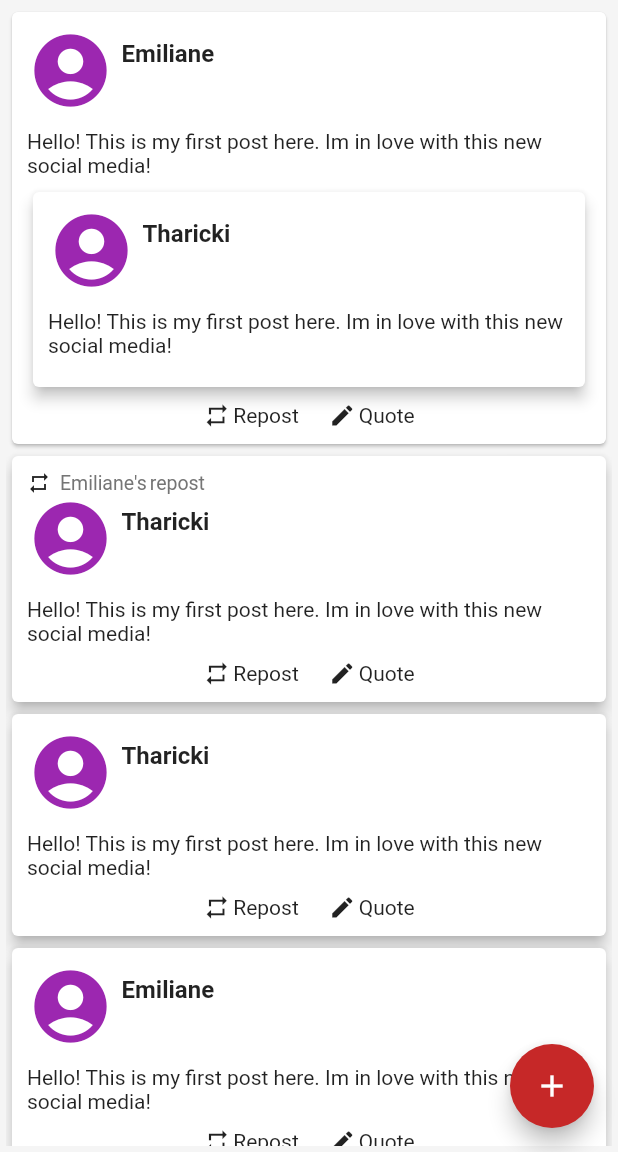
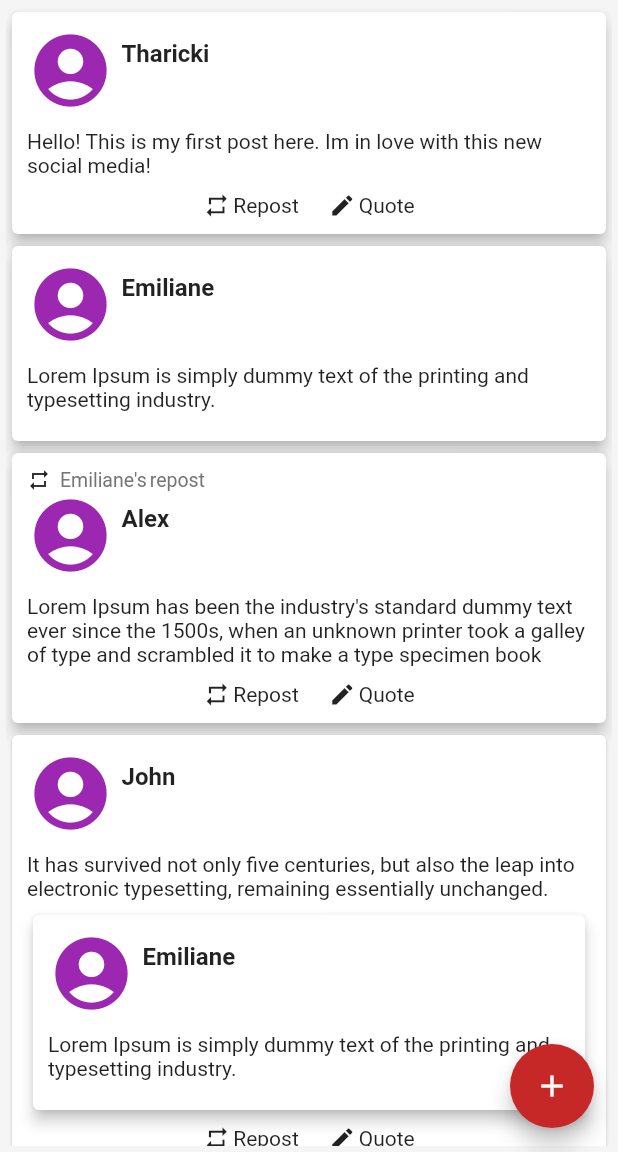
Before and after one commit to tharicki/posterr_test, a Flutter app: the screen it shows after launch, on a phone screen of 412 x 824 dp, the part 84-1236 px from its top. Run offline on Flutter 3.47's test engine with Material 2 defaults, Android fonts, the phone set to English and light mode, and no system bars; our stand-ins replace flutter_bloc.

Commit message:
finishing the development

```diff
--- a/lib/data/mock_data.dart
+++ b/lib/data/mock_data.dart
@@ -2,6 +2,8 @@ import 'dart:async';
 
 import 'package:strider/data/models/post.dart';
 import 'package:strider/data/models/user.dart';
+
+int dayPosts = 0;
 
 var users = [
   User(
@@ -16,16 +18,22 @@ var users = [
       id: 2,
       name: "Emiliane",
       lastName: "Espindola",
+      postsCount: 1,
+      quotedCount: 3,
       joinDate: DateTime(2022, 1, 5, 14, 21)),
   User(
       id: 3,
       name: "Alex",
       lastName: "Silva",
+      postsCount: 3,
+      quotedCount: 1,
       joinDate: DateTime(2022, 1, 5, 14, 21)),
   User(
       id: 4,
-      name: "Tharicki",
-      lastName: "Pereira",
+      name: "John",
+      lastName: "Anderson",
+      postsCount: 1,
+      quotedCount: 1,
       joinDate: DateTime(2022, 1, 5, 14, 21)),
 ];
 
@@ -33,74 +41,81 @@ var posts = [
   Post(
       id: 1,
       description:
-      'Hello! This is my first post here. Im in love with this new social media!',
+          'Hello! This is my first post here. Im in love with this new social media!',
       dateTime: DateTime(2022, 5, 5, 14, 21),
+      isQuote: false,
+      isRepost: false,
       author: users[0]),
   Post(
       id: 2,
       description:
-      'Hello! This is my first post here. Im in love with this new social media!',
+          'Lorem Ipsum is simply dummy text of the printing and typesetting industry.',
       dateTime: DateTime(2022, 5, 10, 13, 04),
+      isQuote: false,
+      isRepost: false,
       author: users[1]),
   Post(
       id: 3,
       description:
-      'Hello! This is my first post here. Im in love with this new social media!',
+          "Lorem Ipsum has been the industry's standard dummy text ever since the 1500s, when an unknown printer took a galley of type and scrambled it to make a type specimen book",
       dateTime: DateTime(2022, 6, 4, 18, 30),
+      isQuote: false,
+      isRepost: true,
+      repostAuthor: users[1],
       author: users[2]),
   Post(
       id: 4,
       description:
-      'Hello! This is my first post here. Im in love with this new social media!',
+          "It has survived not only five centuries, but also the leap into electronic typesetting, remaining essentially unchanged.",
       dateTime: DateTime(2022, 6, 5, 19, 16),
+      isQuote: true,
+      isRepost: false,
+      repostAuthor: users[1],
       author: users[3]),
   Post(
       id: 5,
       description:
-      'Hello! This is my first post here. Im in love with this new social media!',
+          "It was popularised in the 1960s with the release of Letraset sheets containing Lorem Ipsum passages",
       dateTime: DateTime(2022, 6, 10, 23, 02),
-      author: users[0]),
-  Post(
-      id: 6,
-      description:
-      'Hello! This is my first post here. Im in love with this new social media!',
-      dateTime: DateTime(2022, 6, 10, 23, 02),
-      author: users[0]),
-  Post(
-      id: 7,
-      description:
-      'Hello! This is my first post here. Im in love with this new social media!',
-      dateTime: DateTime(2022, 6, 10, 23, 02),
+      isQuote: false,
+      isRepost: true,
+      repostAuthor: users[3],
       author: users[0]),
 ];
 
 class MockData {
-
   Future<List<User>> getUsers() async {
     await Future.delayed(const Duration(milliseconds: 250), () {});
     return users;
   }
 
   Future<User> getUserById(int id) async {
-    await Future.delayed(const Duration(milliseconds: 1500), () {});
+    await Future.delayed(const Duration(milliseconds: 1000), () {});
     User myUser = users.firstWhere((element) => element.id == id);
     return myUser.id != null ? myUser : User();
   }
 
   Future<List<Post>> getPosts() async {
-    await Future.delayed(const Duration(milliseconds: 1500), () {});
+    await Future.delayed(const Duration(milliseconds: 1000), () {});
     return posts;
   }
 
   Future<List<Post>> getPostsByUser(int userId) async {
-    await Future.delayed(const Duration(milliseconds: 1500), () {});
-    List<Post> myPosts = posts.where((element) => element.author!.id == userId).toList();
+    await Future.delayed(const Duration(milliseconds: 1000), () {});
+    List<Post> myPosts =
+        posts.where((element) => element.author!.id == userId).toList();
     return myPosts;
   }
 
   Future<void> newPost(Post post) async {
-    await Future.delayed(const Duration(milliseconds: 1500), () {});
     posts.add(post);
   }
 
+  void incrementDayPosts() {
+    dayPosts++;
+  }
+
+  int getDayPosts() {
+    return dayPosts;
+  }
 }
--- a/lib/data/models/post.dart
+++ b/lib/data/models/post.dart
@@ -5,11 +5,18 @@ class Post {
   String? description;
   User? author;
   DateTime? dateTime;
+  bool? isRepost;
+  bool? isQuote;
+  User? repostAuthor;
+  Post? quotePost;
 
-  Post({
-    this.id,
-    this.description,
-    this.author,
-    this.dateTime,
-  });
+  Post(
+      {this.id,
+      this.description,
+      this.author,
+      this.dateTime,
+      this.isRepost,
+      this.isQuote,
+      this.repostAuthor,
+      this.quotePost});
 }
--- a/lib/data/models/user.dart
+++ b/lib/data/models/user.dart
@@ -7,6 +7,7 @@ class User {
   int? postsCount;
   int? repostsCount;
   int? quotedCount;
+  int? dayPosts;
 
   User({
     this.id,
@@ -17,5 +18,6 @@ class User {
     this.postsCount,
     this.repostsCount,
     this.quotedCount,
+    this.dayPosts
   });
 }
--- a/lib/presentation/bloc/home/home_bloc.dart
+++ b/lib/presentation/bloc/home/home_bloc.dart
@@ -19,7 +19,7 @@ class HomeBloc extends Bloc<HomeEvent, HomeState> {
         try {
           List<Post> posts = await mockData.getPosts();
 
-          emit(HomeSucess(posts: posts));
+          emit(HomeSuccess(posts: posts));
         } catch(e) {
           emit(HomeFailed(error: "error on load posts"));
         }
@@ -37,12 +37,23 @@ class HomeBloc extends Bloc<HomeEvent, HomeState> {
         try {
           emit(HomeLoading());
 
+          if (mockData.getDayPosts() == 5) {
+            emit(HomeFailed(error: "Max posts of day already archived"));
+            return;
+          }
+
           Post post = event.post;
           User author = await mockData.getUserById(post.author!.id!);
 
-          post.author = author;
+          mockData.incrementDayPosts();
 
-          await mockData.newPost(event.post);
+          if (!post.isRepost!) {
+            post.author = author;
+          } else {
+            post.repostAuthor = author;
+          }
+
+          await mockData.newPost(post);
 
           emit(NewPostSuccess());
         } catch(e) {
--- a/lib/presentation/bloc/home/home_state.dart
+++ b/lib/presentation/bloc/home/home_state.dart
@@ -7,10 +7,10 @@ class HomeInitial extends HomeState {}
 
 class HomeLoading extends HomeState {}
 
-class HomeSucess extends HomeState {
+class HomeSuccess extends HomeState {
   final List<Post> posts;
 
-  HomeSucess({required this.posts});
+  HomeSuccess({required this.posts});
 }
 
 class HomeProfileSucess extends HomeState {
--- a/lib/presentation/pages/home_page.dart
+++ b/lib/presentation/pages/home_page.dart
@@ -1,4 +1,5 @@
 import 'package:flutter/material.dart';
+import 'package:strider/data/mock_data.dart';
 import 'package:strider/data/models/post.dart';
 import 'package:strider/data/models/user.dart';
 import 'package:strider/presentation/bloc/home/home_bloc.dart';
@@ -6,6 +7,7 @@ import 'package:strider/presentation/bloc/user/user_bloc.dart';
 import 'package:strider/presentation/pages/new_post_page.dart';
 import 'package:strider/presentation/pages/user_page.dart';
 import 'package:strider/shared/app_theme.dart';
+import 'package:strider/shared/components/alert_dialog.dart';
 import 'package:strider/shared/components/post_card_view.dart';
 import 'package:strider/shared/components/quoted_post_card_view.dart';
 import 'package:strider/shared/utils/navigator.dart';
@@ -35,7 +37,7 @@ class _HomePageState extends State<HomePage> {
       body: BlocBuilder<HomeBloc, HomeState>(
         bloc: homeBloc..add(OnLoadHome()),
         builder: ((context, state) {
-          if (state is HomeSucess) {
+          if (state is HomeSuccess) {
             myPosts = state.posts;
             return Container(
               margin: const EdgeInsets.all(4),
@@ -105,21 +107,65 @@ class _HomePageState extends State<HomePage> {
   List<Widget> _postsCards(List<Post> posts) {
     List<Widget> cardsPosts = [];
 
-    // quoted post
-    cardsPosts.add(QuotedPostCard(post: posts[1], quotedPost: posts[3]));
+    for (var post in posts) {
+      if (post.isQuote!) {
+        post.quotePost = posts[1];
+        post.quotePost!.isQuote = true;
 
-    //repost post
-    cardsPosts.add(PostCard(
-        post: posts[0],
-        isRepost: true,
-        isQuote: true,
-        repostAuthor: posts[1].author));
-
-    //other regular posts
-    for (var element in posts) {
-      cardsPosts.add(PostCard(post: element));
+        cardsPosts.add(QuotedPostCard(post: post, quotedPost: post.quotePost!));
+      } else {
+        cardsPosts.add(PostCard(post: post, onRepostTap: () {
+          repost(post);
+        }, onQuoteTap: () {
+          quote(post);
+        },));
+      }
     }
 
     return cardsPosts;
   }
+
+  void repost(Post post) {
+    showCustomAlertDialog(
+        context: context,
+        title: "Confirm this action",
+        text: "Do you want to repost this?",
+        confirmButtonTap: () {
+          Post newPost = Post();
+          newPost.description = post.description;
+          newPost.isQuote = post.isQuote;
+          newPost.quotePost = post.quotePost;
+          newPost.author = post.author;
+          newPost.isRepost = true;
+
+          homeBloc.add(OnNewPost(post: newPost));
+
+          setState((){});
+        });
+  }
+
+  void quote(Post post) {
+    final TextEditingController postController = TextEditingController();
+    showCustomAlertDialog(
+        context: context,
+        title: "Insert your message to quote this post",
+        text: "",
+        textField: TextField(
+          onChanged: (value) { },
+          controller: postController,
+          decoration: const InputDecoration(hintText: "Quote message"),
+        ),
+        confirmButtonTap: () {
+          Post newPost = Post();
+          newPost.description = postController.text;
+          newPost.isQuote = true;
+          newPost.quotePost = post.quotePost;
+          newPost.author = post.author;
+          newPost.isRepost = false;
+
+          homeBloc.add(OnNewPost(post: newPost));
+
+          setState((){});
+        });
+  }
 }
--- /dev/null
+++ b/lib/shared/components/alert_dialog.dart
@@ -0,0 +1,38 @@
+import 'package:flutter/material.dart';
+
+showCustomAlertDialog({
+  required BuildContext context,
+  required String title,
+  required String text,
+  required Function confirmButtonTap,
+  TextField? textField,
+}) {
+  return showDialog<void>(
+      context: context,
+      builder: (BuildContext context) {
+        return AlertDialog(
+          title: Text(
+            title,
+          ),
+          content: textField ?? SingleChildScrollView(
+            padding: const EdgeInsets.symmetric(vertical: 8),
+            child: Text(text),
+          ),
+          actions: [
+            TextButton(
+              child: const Text('Confirm'),
+              onPressed: () {
+                confirmButtonTap();
+                Navigator.of(context).pop();
+              },
+            ),
+            TextButton(
+              child: const Text('Cancel'),
+              onPressed: () {
+                Navigator.of(context).pop();
+              },
+            ),
+          ],
+        );
+      });
+}
--- a/lib/shared/components/post_card_view.dart
+++ b/lib/shared/components/post_card_view.dart
@@ -1,19 +1,16 @@
 import 'package:flutter/material.dart';
 import 'package:strider/data/models/post.dart';
-import 'package:strider/data/models/user.dart';
 
 class PostCard extends StatelessWidget {
   final Post post;
-  final bool? isRepost;
-  final bool? isQuote;
-  final User? repostAuthor;
+  final Function? onRepostTap;
+  final Function? onQuoteTap;
 
   const PostCard(
       {Key? key,
       required this.post,
-      this.isRepost,
-      this.isQuote,
-      this.repostAuthor})
+      this.onRepostTap,
+      this.onQuoteTap})
       : super(key: key);
 
   @override
@@ -26,7 +23,7 @@ class PostCard extends StatelessWidget {
           crossAxisAlignment: CrossAxisAlignment.start,
           children: [
             Visibility(
-              visible: isRepost != null && isRepost == true,
+              visible: post.isRepost != null && post.isRepost == true,
               child: Row(
                 children: [
                   const Icon(
@@ -35,7 +32,7 @@ class PostCard extends StatelessWidget {
                   ),
                   const SizedBox(width: 6),
                   Text(
-                    repostAuthor != null ? repostAuthor!.name! : "",
+                    post.repostAuthor != null ? post.repostAuthor!.name! : "",
                     style: TextStyle(color: Colors.grey[600], fontSize: 13),
                   ),
                   Text("'s",
@@ -87,7 +84,7 @@ class PostCard extends StatelessWidget {
             ),
             const SizedBox(height: 10),
             Visibility(
-              visible: isQuote == null || isQuote == true,
+              visible: post.isQuote != true,
               child: Row(
                 mainAxisAlignment: MainAxisAlignment.center,
                 children: [
@@ -102,9 +99,7 @@ class PostCard extends StatelessWidget {
                         Text("Repost"),
                       ],
                     ),
-                    onTap: () {
-                      showAboutDialog(context: context);
-                    },
+                    onTap: () => onRepostTap!(),
                   ),
                   const SizedBox(width: 20),
                   InkWell(
@@ -118,9 +113,7 @@ class PostCard extends StatelessWidget {
                         Text("Quote")
                       ],
                     ),
-                    onTap: () {
-                      showAboutDialog(context: context);
-                    },
+                    onTap: () => onQuoteTap!(),
                   ),
                 ],
               ),
--- a/lib/shared/components/quoted_post_card_view.dart
+++ b/lib/shared/components/quoted_post_card_view.dart
@@ -5,8 +5,15 @@ import 'package:strider/shared/components/post_card_view.dart';
 class QuotedPostCard extends StatelessWidget {
   final Post post;
   final Post quotedPost;
+  final Function? onRepostTap;
+  final Function? onQuoteTap;
 
-  const QuotedPostCard({Key? key, required this.post, required this.quotedPost})
+  const QuotedPostCard(
+      {Key? key,
+      required this.post,
+      required this.quotedPost,
+      this.onRepostTap,
+      this.onQuoteTap})
       : super(key: key);
 
   @override
@@ -56,7 +63,7 @@ class QuotedPostCard extends StatelessWidget {
               ],
             ),
             const SizedBox(height: 6),
-            PostCard(post: quotedPost, isRepost: false, isQuote: false),
+            PostCard(post: quotedPost),
             const SizedBox(height: 6),
             Row(
               mainAxisAlignment: MainAxisAlignment.center,
@@ -73,7 +80,7 @@ class QuotedPostCard extends StatelessWidget {
                     ],
                   ),
                   onTap: () {
-                    showAboutDialog(context: context);
+                    onRepostTap;
                   },
                 ),
                 const SizedBox(width: 20),
@@ -89,7 +96,7 @@ class QuotedPostCard extends StatelessWidget {
                     ],
                   ),
                   onTap: () {
-                    showAboutDialog(context: context);
+                    onQuoteTap;
                   },
                 ),
               ],
--- a/pubspec.yaml
+++ b/pubspec.yaml
@@ -11,6 +11,8 @@ dependencies:
   flutter:
     sdk: flutter
 
+  flutter_bloc: ^8.0.1
+  intl: ^0.17.0
   cupertino_icons: ^1.0.2
 
 dev_dependencies:
@@ -18,8 +20,6 @@ dev_dependencies:
     sdk: flutter
 
   flutter_lints: ^2.0.0
-  flutter_bloc: ^8.0.1
-  intl: ^0.17.0
 
 flutter:
   uses-material-design: true
```
Also changed, not shown: lib/presentation/pages/new_post_page.dart (+13 -0 lines), lib/presentation/pages/user_page.dart (+63 -19 lines), pubspec.lock.
